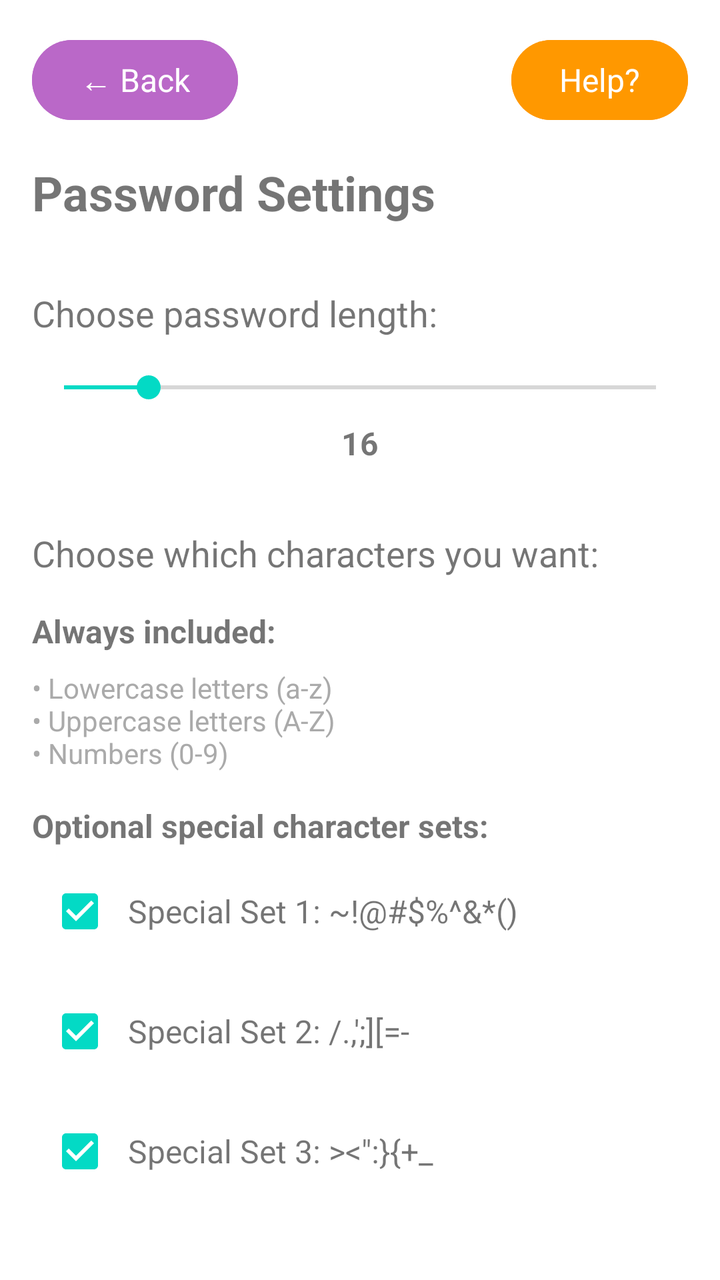
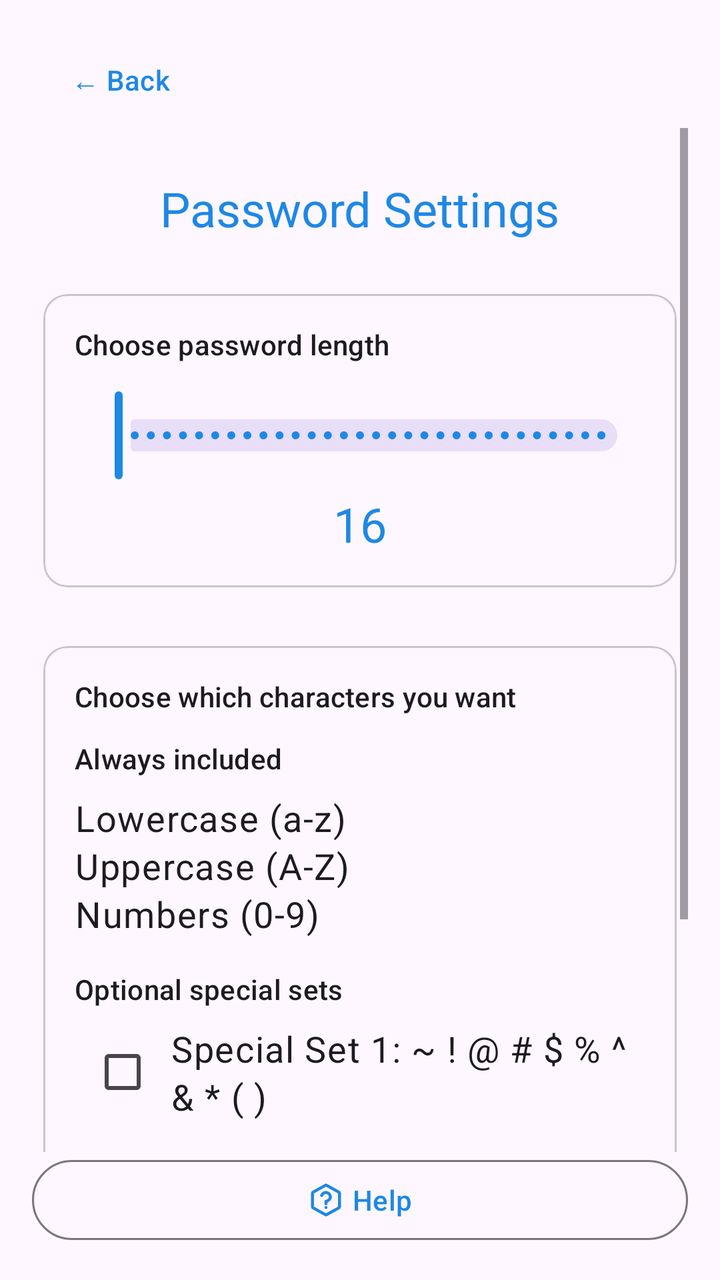

An Android layout rendered at two revisions. The XML below is the earlier revision; the diff shows what the commit changed to produce the second picture.
<!-- AndroidManifest.xml: application theme Theme.PQrypt -->
<!-- res/layout/activity_password_settings.xml -->
<?xml version="1.0" encoding="utf-8"?>
<ScrollView xmlns:android="http://schemas.android.com/apk/res/android"
    android:layout_width="match_parent"
    android:layout_height="match_parent">

    <LinearLayout
        android:layout_width="match_parent"
        android:layout_height="wrap_content"
        android:orientation="vertical"
        android:padding="16dp">

    <LinearLayout
        android:layout_width="match_parent"
        android:layout_height="wrap_content"
        android:orientation="horizontal"
        android:layout_marginBottom="16dp">

        <Button
            android:id="@+id/btn_back"
            android:layout_width="wrap_content"
            android:layout_height="wrap_content"
            android:text="← Back"
            android:textSize="16sp"
            style="@style/Widget.Material3.Button"
            android:backgroundTint="#BA68C8"
            android:textColor="@android:color/white" />

        <Space
            android:layout_width="0dp"
            android:layout_height="1dp"
            android:layout_weight="1" />

        <Button
            android:id="@+id/btn_help"
            android:layout_width="wrap_content"
            android:layout_height="wrap_content"
            android:text="Help?"
            style="@style/Widget.Material3.Button"
            android:backgroundTint="#FF9800"
            android:textColor="@android:color/white"
            android:textSize="16sp" />
    </LinearLayout>

    <TextView
        android:layout_width="wrap_content"
        android:layout_height="wrap_content"
        android:text="Password Settings"
        android:textSize="24sp"
        android:textStyle="bold"
        android:layout_marginBottom="32dp" />

    <TextView
        android:layout_width="wrap_content"
        android:layout_height="wrap_content"
        android:text="Choose password length:"
        android:textSize="18sp"
        android:layout_marginBottom="16dp" />

    <SeekBar
        android:id="@+id/seek_bar_length"
        android:layout_width="match_parent"
        android:layout_height="wrap_content"
        android:max="56"
        android:progress="8"
        android:layout_marginBottom="8dp" />

    <TextView
        android:id="@+id/tv_length_value"
        android:layout_width="wrap_content"
        android:layout_height="wrap_content"
        android:text="16"
        android:textSize="16sp"
        android:textStyle="bold"
        android:layout_gravity="center"
        android:layout_marginBottom="32dp" />

    <TextView
        android:layout_width="wrap_content"
        android:layout_height="wrap_content"
        android:text="Choose which characters you want:"
        android:textSize="18sp"
        android:layout_marginBottom="16dp" />

    
    <TextView
        android:layout_width="wrap_content"
        android:layout_height="wrap_content"
        android:text="Always included:"
        android:textSize="16sp"
        android:textStyle="bold"
        android:layout_marginBottom="8dp" />

    <TextView
        android:layout_width="wrap_content"
        android:layout_height="wrap_content"
        android:text="• Lowercase letters (a-z)\n• Uppercase letters (A-Z)\n• Numbers (0-9)"
        android:textSize="14sp"
        android:layout_marginBottom="16dp"
        android:textColor="@android:color/darker_gray" />

    <TextView
        android:layout_width="wrap_content"
        android:layout_height="wrap_content"
        android:text="Optional special character sets:"
        android:textSize="16sp"
        android:textStyle="bold"
        android:layout_marginBottom="8dp" />

    <LinearLayout
        android:layout_width="match_parent"
        android:layout_height="wrap_content"
        android:orientation="horizontal"
        android:layout_marginBottom="12dp">

        <CheckBox
            android:id="@+id/cb_set1"
            android:layout_width="wrap_content"
            android:layout_height="wrap_content"
            android:checked="true" />

        <TextView
            android:layout_width="wrap_content"
            android:layout_height="wrap_content"
            android:text="Special Set 1: ~!@#$%^&amp;*()"
            android:textSize="16sp"
            android:layout_gravity="center_vertical" />

    </LinearLayout>

    <LinearLayout
        android:layout_width="match_parent"
        android:layout_height="wrap_content"
        android:orientation="horizontal"
        android:layout_marginBottom="12dp">

        <CheckBox
            android:id="@+id/cb_set2"
            android:layout_width="wrap_content"
            android:layout_height="wrap_content"
            android:checked="true" />

        <TextView
            android:layout_width="wrap_content"
            android:layout_height="wrap_content"
            android:text="Special Set 2: /.,';][=-"
            android:textSize="16sp"
            android:layout_gravity="center_vertical" />

    </LinearLayout>

    <LinearLayout
        android:layout_width="match_parent"
        android:layout_height="wrap_content"
        android:orientation="horizontal"
        android:layout_marginBottom="12dp">

        <CheckBox
            android:id="@+id/cb_set3"
            android:layout_width="wrap_content"
            android:layout_height="wrap_content"
            android:checked="true" />

        <TextView
            android:layout_width="wrap_content"
            android:layout_height="wrap_content"
            android:text="Special Set 3: &gt;&lt;&quot;:}{+_"
            android:textSize="16sp"
            android:layout_gravity="center_vertical" />

    </LinearLayout>

    </LinearLayout>

</ScrollView>
<!-- resources referenced by this layout -->
<resources>
  <style name="Theme.PQrypt" parent="Theme.MaterialComponents.DayNight.NoActionBar">
          
          <item name="colorPrimary">@color/blue_primary</item>
          <item name="colorPrimaryVariant">@color/blue_primary_dark</item>
          <item name="colorOnPrimary">@color/white</item>
          
          <item name="colorSecondary">@color/teal_200</item>
          <item name="colorSecondaryVariant">@color/teal_700</item>
          <item name="colorOnSecondary">@color/black</item>
          
          <item name="android:statusBarColor">@android:color/transparent</item>
          <item name="android:windowLightStatusBar">true</item>
          
      </style>
  <color name="blue_primary">#1E88E5</color>
  <color name="blue_primary_dark">#1565C0</color>
  <color name="white">#FFFFFFFF</color>
  <color name="teal_200">#FF03DAC5</color>
  <color name="teal_700">#FF018786</color>
  <color name="black">#FF000000</color>
</resources>

<!-- the commit's change to res/layout/activity_password_settings.xml (unified diff, before → after) -->
@@ -1,174 +1,202 @@
 <?xml version="1.0" encoding="utf-8"?>
-<ScrollView xmlns:android="http://schemas.android.com/apk/res/android"
+<androidx.constraintlayout.widget.ConstraintLayout xmlns:android="http://schemas.android.com/apk/res/android"
+    xmlns:app="http://schemas.android.com/apk/res-auto"
     android:layout_width="match_parent"
-    android:layout_height="match_parent">
-
-    <LinearLayout
+    android:layout_height="match_parent"
+    android:padding="16dp">
+
+    <com.google.android.material.button.MaterialButton
+        android:id="@+id/btn_back"
+        style="@style/Widget.Material3.Button.TextButton"
+        android:layout_width="wrap_content"
+        android:layout_height="wrap_content"
+        android:text="← Back"
+        app:layout_constraintStart_toStartOf="parent"
+        app:layout_constraintTop_toTopOf="parent" />
+
+    <ScrollView
+        android:layout_width="0dp"
+        android:layout_height="0dp"
+        android:fillViewport="true"
+        app:layout_constraintBottom_toTopOf="@id/btn_help"
+        app:layout_constraintEnd_toEndOf="parent"
+        app:layout_constraintStart_toStartOf="parent"
+        app:layout_constraintTop_toBottomOf="@id/btn_back">
+
+        <LinearLayout
+            android:layout_width="match_parent"
+            android:layout_height="wrap_content"
+            android:gravity="center_horizontal"
+            android:orientation="vertical"
+            android:paddingTop="24dp"
+            android:paddingBottom="24dp">
+
+            <TextView
+                android:layout_width="wrap_content"
+                android:layout_height="wrap_content"
+                android:layout_marginBottom="20dp"
+                android:text="Password Settings"
+                android:textAppearance="@style/TextAppearance.PQrypt.Title" />
+
+            <com.google.android.material.card.MaterialCardView
+                android:layout_width="match_parent"
+                android:layout_height="wrap_content"
+                android:layout_marginBottom="16dp"
+                app:cardElevation="0dp"
+                app:cardUseCompatPadding="true">
+
+                <LinearLayout
+                    android:layout_width="match_parent"
+                    android:layout_height="wrap_content"
+                    android:orientation="vertical"
+                    android:padding="16dp">
+
+                    <TextView
+                        android:layout_width="match_parent"
+                        android:layout_height="wrap_content"
+                        android:layout_marginBottom="12dp"
+                        android:text="Choose password length"
+                        android:textAppearance="@style/TextAppearance.PQrypt.Button" />
+
+                    <com.google.android.material.slider.Slider
+                        android:id="@+id/seek_bar_length"
+                        android:layout_width="match_parent"
+                        android:layout_height="wrap_content"
+                        android:valueFrom="8"
+                        android:valueTo="64"
+                        android:stepSize="1" />
+
+                    <TextView
+                        android:id="@+id/tv_length_value"
+                        android:layout_width="wrap_content"
+                        android:layout_height="wrap_content"
+                        android:layout_gravity="center"
+                        android:layout_marginTop="4dp"
+                        android:text="16"
+                        android:textAppearance="@style/TextAppearance.PQrypt.Title" />
+
+                </LinearLayout>
+            </com.google.android.material.card.MaterialCardView>
+
+            <com.google.android.material.card.MaterialCardView
+                android:layout_width="match_parent"
+                android:layout_height="wrap_content"
+                app:cardElevation="0dp"
+                app:cardUseCompatPadding="true">
+
+                <LinearLayout
+                    android:layout_width="match_parent"
+                    android:layout_height="wrap_content"
+                    android:orientation="vertical"
+                    android:padding="16dp">
+
+                    <TextView
+                        android:layout_width="match_parent"
+                        android:layout_height="wrap_content"
+                        android:layout_marginBottom="12dp"
+                        android:text="Choose which characters you want"
+                        android:textAppearance="@style/TextAppearance.PQrypt.Button" />
+
+                    
+                    <TextView
+                        android:layout_width="match_parent"
+                        android:layout_height="wrap_content"
+                        android:layout_marginBottom="8dp"
+                        android:text="Always included"
+                        android:textAppearance="@style/TextAppearance.PQrypt.Button" />
+
+                    <TextView
+                        android:layout_width="match_parent"
+                        android:layout_height="wrap_content"
+                        android:layout_marginBottom="16dp"
+                        android:text="Lowercase (a-z)\nUppercase (A-Z)\nNumbers (0-9)"
+                        android:textAppearance="@style/TextAppearance.PQrypt.Body" />
+
+                    <TextView
+                        android:layout_width="match_parent"
+                        android:layout_height="wrap_content"
+                        android:layout_marginBottom="8dp"
+                        android:text="Optional special sets"
+                        android:textAppearance="@style/TextAppearance.PQrypt.Button" />
+
+                    <LinearLayout
+                        android:layout_width="match_parent"
+                        android:layout_height="wrap_content"
+                        android:layout_marginBottom="12dp"
+                        android:orientation="horizontal">
+
+                        <com.google.android.material.checkbox.MaterialCheckBox
+                            android:id="@+id/cb_set1"
+                            android:layout_width="wrap_content"
+                            android:layout_height="wrap_content" />
+
+                        <TextView
+                            android:layout_width="0dp"
+                            android:layout_height="wrap_content"
+                            android:layout_gravity="center_vertical"
+                            android:layout_weight="1"
+                            android:text="Special Set 1: ~ ! @ # $ % ^ &amp; * ( )"
+                            android:textAppearance="@style/TextAppearance.PQrypt.Body" />
+
+                    </LinearLayout>
+
+                    <LinearLayout
+                        android:layout_width="match_parent"
+                        android:layout_height="wrap_content"
+                        android:layout_marginBottom="12dp"
+                        android:orientation="horizontal">
+
+                        <com.google.android.material.checkbox.MaterialCheckBox
+                            android:id="@+id/cb_set2"
+                            android:layout_width="wrap_content"
+                            android:layout_height="wrap_content" />
+
+                        <TextView
+                            android:layout_width="0dp"
+                            android:layout_height="wrap_content"
+                            android:layout_gravity="center_vertical"
+                            android:layout_weight="1"
+                            android:text="Special Set 2: / . , ' ; ] [ = -"
+                            android:textAppearance="@style/TextAppearance.PQrypt.Body" />
+
+                    </LinearLayout>
+
+                    <LinearLayout
+                        android:layout_width="match_parent"
+                        android:layout_height="wrap_content"
+                        android:orientation="horizontal">
+
+                        <com.google.android.material.checkbox.MaterialCheckBox
+                            android:id="@+id/cb_set3"
+                            android:layout_width="wrap_content"
+                            android:layout_height="wrap_content" />
+
+                        <TextView
+                            android:layout_width="0dp"
+                            android:layout_height="wrap_content"
+                            android:layout_gravity="center_vertical"
+                            android:layout_weight="1"
+                            android:text="Special Set 3: &gt; &lt; &quot; : } { + _"
+                            android:textAppearance="@style/TextAppearance.PQrypt.Body" />
+
+                    </LinearLayout>
+
+                </LinearLayout>
+            </com.google.android.material.card.MaterialCardView>
+
+        </LinearLayout>
+    </ScrollView>
+
+    <com.google.android.material.button.MaterialButton
+        android:id="@+id/btn_help"
+        style="@style/Widget.Material3.Button.OutlinedButton"
         android:layout_width="match_parent"
         android:layout_height="wrap_content"
-        android:orientation="vertical"
-        android:padding="16dp">
-
-    <LinearLayout
-        android:layout_width="match_parent"
-        android:layout_height="wrap_content"
-        android:orientation="horizontal"
-        android:layout_marginBottom="16dp">
-
-        <Button
-            android:id="@+id/btn_back"
-            android:layout_width="wrap_content"
-            android:layout_height="wrap_content"
-            android:text="← Back"
-            android:textSize="16sp"
-            style="@style/Widget.Material3.Button"
-            android:backgroundTint="#BA68C8"
-            android:textColor="@android:color/white" />
-
-        <Space
-            android:layout_width="0dp"
-            android:layout_height="1dp"
-            android:layout_weight="1" />
-
-        <Button
-            android:id="@+id/btn_help"
-            android:layout_width="wrap_content"
-            android:layout_height="wrap_content"
-            android:text="Help?"
-            style="@style/Widget.Material3.Button"
-            android:backgroundTint="#FF9800"
-            android:textColor="@android:color/white"
-            android:textSize="16sp" />
-    </LinearLayout>
-
-    <TextView
-        android:layout_width="wrap_content"
-        android:layout_height="wrap_content"
-        android:text="Password Settings"
-        android:textSize="24sp"
-        android:textStyle="bold"
-        android:layout_marginBottom="32dp" />
-
-    <TextView
-        android:layout_width="wrap_content"
-        android:layout_height="wrap_content"
-        android:text="Choose password length:"
-        android:textSize="18sp"
-        android:layout_marginBottom="16dp" />
-
-    <SeekBar
-        android:id="@+id/seek_bar_length"
-        android:layout_width="match_parent"
-        android:layout_height="wrap_content"
-        android:max="56"
-        android:progress="8"
-        android:layout_marginBottom="8dp" />
-
-    <TextView
-        android:id="@+id/tv_length_value"
-        android:layout_width="wrap_content"
-        android:layout_height="wrap_content"
-        android:text="16"
-        android:textSize="16sp"
-        android:textStyle="bold"
-        android:layout_gravity="center"
-        android:layout_marginBottom="32dp" />
-
-    <TextView
-        android:layout_width="wrap_content"
-        android:layout_height="wrap_content"
-        android:text="Choose which characters you want:"
-        android:textSize="18sp"
-        android:layout_marginBottom="16dp" />
-
-    
-    <TextView
-        android:layout_width="wrap_content"
-        android:layout_height="wrap_content"
-        android:text="Always included:"
-        android:textSize="16sp"
-        android:textStyle="bold"
-        android:layout_marginBottom="8dp" />
-
-    <TextView
-        android:layout_width="wrap_content"
-        android:layout_height="wrap_content"
-        android:text="• Lowercase letters (a-z)\n• Uppercase letters (A-Z)\n• Numbers (0-9)"
-        android:textSize="14sp"
-        android:layout_marginBottom="16dp"
-        android:textColor="@android:color/darker_gray" />
-
-    <TextView
-        android:layout_width="wrap_content"
-        android:layout_height="wrap_content"
-        android:text="Optional special character sets:"
-        android:textSize="16sp"
-        android:textStyle="bold"
-        android:layout_marginBottom="8dp" />
-
-    <LinearLayout
-        android:layout_width="match_parent"
-        android:layout_height="wrap_content"
-        android:orientation="horizontal"
-        android:layout_marginBottom="12dp">
-
-        <CheckBox
-            android:id="@+id/cb_set1"
-            android:layout_width="wrap_content"
-            android:layout_height="wrap_content"
-            android:checked="true" />
-
-        <TextView
-            android:layout_width="wrap_content"
-            android:layout_height="wrap_content"
-            android:text="Special Set 1: ~!@#$%^&amp;*()"
-            android:textSize="16sp"
-            android:layout_gravity="center_vertical" />
-
-    </LinearLayout>
-
-    <LinearLayout
-        android:layout_width="match_parent"
-        android:layout_height="wrap_content"
-        android:orientation="horizontal"
-        android:layout_marginBottom="12dp">
-
-        <CheckBox
-            android:id="@+id/cb_set2"
-            android:layout_width="wrap_content"
-            android:layout_height="wrap_content"
-            android:checked="true" />
-
-        <TextView
-            android:layout_width="wrap_content"
-            android:layout_height="wrap_content"
-            android:text="Special Set 2: /.,';][=-"
-            android:textSize="16sp"
-            android:layout_gravity="center_vertical" />
-
-    </LinearLayout>
-
-    <LinearLayout
-        android:layout_width="match_parent"
-        android:layout_height="wrap_content"
-        android:orientation="horizontal"
-        android:layout_marginBottom="12dp">
-
-        <CheckBox
-            android:id="@+id/cb_set3"
-            android:layout_width="wrap_content"
-            android:layout_height="wrap_content"
-            android:checked="true" />
-
-        <TextView
-            android:layout_width="wrap_content"
-            android:layout_height="wrap_content"
-            android:text="Special Set 3: &gt;&lt;&quot;:}{+_"
-            android:textSize="16sp"
-            android:layout_gravity="center_vertical" />
-
-    </LinearLayout>
-
-    </LinearLayout>
-
-</ScrollView>
+        android:text="Help"
+        app:icon="@drawable/ic_help"
+        app:iconGravity="textStart"
+        app:layout_constraintBottom_toBottomOf="parent"
+        app:layout_constraintEnd_toEndOf="parent"
+        app:layout_constraintStart_toStartOf="parent" />
+
+</androidx.constraintlayout.widget.ConstraintLayout>
<!-- resource entries referenced after the edit -->
@@ -1,6 +1,40 @@
 <!-- resources referenced by this layout -->
 <resources>
-  <style name="Theme.PQrypt" parent="Theme.MaterialComponents.DayNight.NoActionBar">
+  <!-- drawable ic_help (drawable) -->
+  <vector xmlns:android="http://schemas.android.com/apk/res/android"
+      android:width="800dp"
+      android:height="800dp"
+      android:viewportWidth="24"
+      android:viewportHeight="24">
+    <path
+        android:pathData="M9.09,9C9.325,8.332 9.789,7.768 10.4,7.409C11.011,7.05 11.729,6.919 12.427,7.039C13.125,7.159 13.759,7.522 14.215,8.064C14.671,8.606 14.921,9.292 14.92,10C14.92,12 11.92,13 11.92,13M12,17H12.01M3,7.942V16.059C3,16.401 3,16.573 3.05,16.725C3.095,16.861 3.168,16.985 3.265,17.089C3.374,17.208 3.523,17.291 3.823,17.457L11.223,21.568C11.507,21.726 11.648,21.805 11.799,21.836C11.932,21.863 12.068,21.863 12.201,21.836C12.352,21.805 12.493,21.726 12.777,21.568L20.177,17.457C20.477,17.291 20.626,17.208 20.735,17.089C20.832,16.985 20.905,16.861 20.949,16.725C21,16.573 21,16.401 21,16.059V7.942C21,7.599 21,7.428 20.949,7.275C20.905,7.14 20.832,7.016 20.735,6.911C20.626,6.792 20.477,6.709 20.177,6.543L12.777,2.432C12.493,2.274 12.352,2.195 12.201,2.165C12.068,2.137 11.932,2.137 11.799,2.165C11.648,2.195 11.507,2.274 11.223,2.432L3.823,6.543C3.523,6.709 3.374,6.792 3.265,6.911C3.168,7.016 3.095,7.14 3.05,7.275C3,7.428 3,7.599 3,7.942Z"
+        android:strokeLineJoin="round"
+        android:strokeWidth="2"
+        android:fillColor="#00000000"
+        android:strokeColor="#000000"
+        android:strokeLineCap="round"/>
+    <path
+        android:pathData="M12,13L12,14.5"
+        android:strokeWidth="2"
+        android:fillColor="#00000000"
+        android:strokeColor="#000000"
+        android:strokeLineCap="round"/>
+  </vector>
+  <style name="TextAppearance.PQrypt.Body" parent="TextAppearance.Material3.BodyLarge">
+          <item name="android:fontFamily">sans-serif</item>
+          <item name="android:textSize">18sp</item>
+      </style>
+  <style name="TextAppearance.PQrypt.Button" parent="TextAppearance.Material3.LabelLarge">
+          <item name="android:fontFamily">sans-serif-medium</item>
+          <item name="android:textSize">14sp</item>
+          <item name="android:textAllCaps">false</item>
+      </style>
+  <style name="TextAppearance.PQrypt.Title" parent="TextAppearance.Material3.TitleLarge">
+          <item name="android:fontFamily">sans-serif-medium</item>
+          <item name="android:textSize">24sp</item>
+          <item name="android:textColor">@color/blue_primary</item>
+      </style>
+  <style name="Theme.PQrypt" parent="Theme.Material3.DayNight.NoActionBar">
           
           <item name="colorPrimary">@color/blue_primary</item>
           <item name="colorPrimaryVariant">@color/blue_primary_dark</item>
